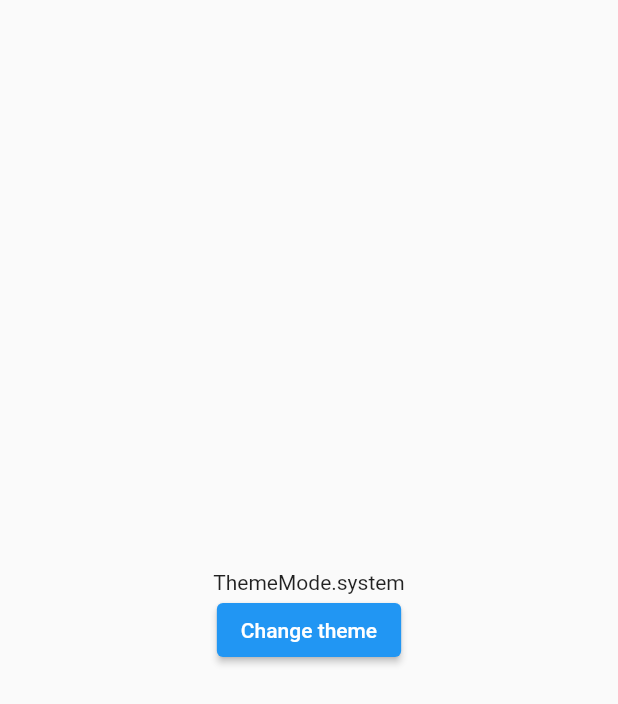
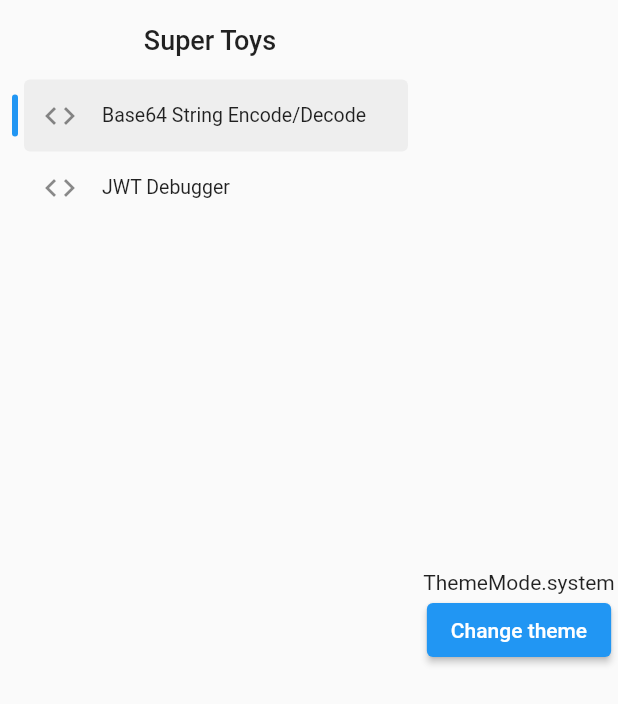
Before and after one commit to xuannghia/SuperToys, a Flutter app: the screen it shows after launch, on a phone screen of 412 x 824 dp. Shown: the top 704 px of the screen. Run offline on Flutter 3.47's test engine with Material 2 defaults, Android fonts, the light colour scheme and no system bars; our stand-ins replace flutter_riverpod, go_router, hive, hive_flutter, hooks_riverpod; accounts and stored records are empty.

Commit message:
feat: implement app sidebar

```diff
--- a/lib/configs/routers.dart
+++ b/lib/configs/routers.dart
@@ -1,5 +1,5 @@
 import 'package:go_router/go_router.dart';
-import 'package:super_toys/modules/home/home_screen.dart';
+import 'package:super_toys/modules/home/home_screen_widget.dart';
 
 class Routers {
   static String home = '/';
--- /dev/null
+++ b/lib/configs/themes/dark_theme.dart
@@ -0,0 +1,12 @@
+import 'package:flutter/material.dart';
+
+ThemeData darkTheme = ThemeData(
+  brightness: Brightness.dark,
+  primarySwatch: Colors.blue,
+  splashFactory: NoSplash.splashFactory,
+  elevatedButtonTheme: ElevatedButtonThemeData(
+    style: ElevatedButton.styleFrom(
+      splashFactory: NoSplash.splashFactory,
+    ),
+  ),
+);
--- /dev/null
+++ b/lib/configs/themes/light_theme.dart
@@ -0,0 +1,11 @@
+import 'package:flutter/material.dart';
+
+ThemeData lightTheme = ThemeData(
+  primarySwatch: Colors.blue,
+  splashFactory: NoSplash.splashFactory,
+  elevatedButtonTheme: ElevatedButtonThemeData(
+    style: ElevatedButton.styleFrom(
+      splashFactory: NoSplash.splashFactory,
+    ),
+  ),
+);
--- a/lib/main.dart
+++ b/lib/main.dart
@@ -3,6 +3,8 @@ import 'package:go_router/go_router.dart';
 import 'package:hive_flutter/adapters.dart';
 import 'package:hooks_riverpod/hooks_riverpod.dart';
 import 'package:super_toys/configs/routers.dart';
+import 'package:super_toys/configs/themes/dark_theme.dart';
+import 'package:super_toys/configs/themes/light_theme.dart';
 import 'package:super_toys/modules/app/app_preferences_keys.dart';
 import 'package:super_toys/modules/app/app_preferences_provider.dart';
 
@@ -35,13 +37,8 @@ class SuperToysAppState extends ConsumerState<SuperToysApp> {
       routerDelegate: _router.routerDelegate,
       title: 'Super Toys',
       themeMode: themeMode,
-      theme: ThemeData(
-        primarySwatch: Colors.blue,
-      ),
-      darkTheme: ThemeData(
-        brightness: Brightness.dark,
-        primarySwatch: Colors.blue,
-      ),
+      theme: lightTheme,
+      darkTheme: darkTheme,
     );
   }
 }
--- a/lib/modules/home/home_screen.dart
+++ /dev/null
@@ -1,45 +0,0 @@
-import 'package:flutter/cupertino.dart';
-import 'package:flutter/material.dart';
-import 'package:flutter_riverpod/flutter_riverpod.dart';
-import 'package:super_toys/modules/app/app_preferences_provider.dart';
-
-class HomeScreen extends ConsumerStatefulWidget {
-  const HomeScreen({Key? key}) : super(key: key);
-
-  @override
-  HomeScreenState createState() => HomeScreenState();
-}
-
-class HomeScreenState extends ConsumerState<HomeScreen> {
-  @override
-  Widget build(BuildContext context) {
-    final themeMode =
-        ref.watch(appPreferencesProvider.select((_) => _.themeMode));
-    final setThemeMode = ref.read(appPreferencesProvider).setThemeMode;
-
-    return Scaffold(
-      body: Container(
-        alignment: Alignment.center,
-        child: Container(
-          alignment: Alignment.center,
-          child: Column(
-            mainAxisAlignment: MainAxisAlignment.center,
-            children: [
-              Text('$themeMode'),
-              ElevatedButton(
-                onPressed: () {
-                  if (themeMode == ThemeMode.dark) {
-                    setThemeMode(ThemeMode.light);
-                  } else {
-                    setThemeMode(ThemeMode.dark);
-                  }
-                },
-                child: const Text('Change theme'),
-              )
-            ],
-          ),
-        ),
-      ),
-    );
-  }
-}
--- /dev/null
+++ b/lib/modules/home/home_screen_widget.dart
@@ -0,0 +1,82 @@
+import 'package:flutter/material.dart';
+import 'package:flutter_riverpod/flutter_riverpod.dart';
+import 'package:super_toys/modules/app/app_preferences_provider.dart';
+import 'package:super_toys/modules/home/sidebar_items.dart';
+import 'package:super_toys/modules/home/sidebar_widget.dart';
+
+class HomeScreen extends ConsumerStatefulWidget {
+  const HomeScreen({Key? key}) : super(key: key);
+
+  @override
+  HomeScreenState createState() => HomeScreenState();
+}
+
+class HomeScreenState extends ConsumerState<HomeScreen> {
+  SidebarType _activeSidebar = SidebarType.base64;
+
+  void _onTap(SidebarItem item) {
+    setState(() {
+      _activeSidebar = item.type;
+    });
+  }
+
+  @override
+  Widget build(BuildContext context) {
+    final themeMode =
+        ref.watch(appPreferencesProvider.select((_) => _.themeMode));
+    final setThemeMode = ref.read(appPreferencesProvider).setThemeMode;
+
+    return Scaffold(
+      body: Row(
+        children: [
+          Container(
+            padding: const EdgeInsets.all(8),
+            width: 280,
+            child: Column(
+              children: [
+                Container(
+                  padding: const EdgeInsets.symmetric(vertical: 8),
+                  margin: const EdgeInsets.only(bottom: 8),
+                  child: const Text(
+                    'Super Toys',
+                    style: TextStyle(fontSize: 18, fontWeight: FontWeight.w500),
+                  ),
+                ),
+                Expanded(
+                  child: Sidebar(
+                    active: _activeSidebar,
+                    onTap: _onTap,
+                  ),
+                )
+              ],
+            ),
+          ),
+          Expanded(
+            child: Container(
+              alignment: Alignment.center,
+              child: Container(
+                alignment: Alignment.center,
+                child: Column(
+                  mainAxisAlignment: MainAxisAlignment.center,
+                  children: [
+                    Text('$themeMode'),
+                    ElevatedButton(
+                      onPressed: () {
+                        if (themeMode == ThemeMode.dark) {
+                          setThemeMode(ThemeMode.light);
+                        } else {
+                          setThemeMode(ThemeMode.dark);
+                        }
+                      },
+                      child: const Text('Change theme'),
+                    )
+                  ],
+                ),
+              ),
+            ),
+          )
+        ],
+      ),
+    );
+  }
+}
--- /dev/null
+++ b/lib/modules/home/sidebar_items.dart
@@ -0,0 +1,37 @@
+import 'package:flutter/material.dart';
+
+enum SidebarType {
+  base64,
+  jwt,
+}
+
+class SidebarItem {
+  SidebarType type;
+  String title;
+  Widget leading;
+
+  SidebarItem({
+    required this.type,
+    required this.title,
+    required this.leading,
+  });
+}
+
+List<SidebarItem> sidebarItems = [
+  SidebarItem(
+    type: SidebarType.base64,
+    title: 'Base64 String Encode/Decode',
+    leading: const Icon(
+      Icons.code,
+      size: 24,
+    ),
+  ),
+  SidebarItem(
+    type: SidebarType.jwt,
+    title: 'JWT Debugger',
+    leading: const Icon(
+      Icons.code,
+      size: 24,
+    ),
+  ),
+];
--- /dev/null
+++ b/lib/modules/home/sidebar_widget.dart
@@ -0,0 +1,47 @@
+import 'package:flutter/material.dart';
+import 'package:super_toys/modules/home/sidebar_items.dart';
+
+class Sidebar extends StatelessWidget {
+  final SidebarType? active;
+  final Function(SidebarItem)? onTap;
+  const Sidebar({Key? key, this.active, this.onTap}) : super(key: key);
+
+  @override
+  Widget build(BuildContext context) {
+    return ListView.builder(
+      itemCount: sidebarItems.length,
+      itemBuilder: (ctx, idx) {
+        SidebarItem item = sidebarItems[idx];
+        bool isActive = item.type == active;
+        return Row(
+          children: [
+            Container(
+              decoration: BoxDecoration(
+                color: isActive ? Colors.blue : Colors.transparent,
+                borderRadius: const BorderRadius.all(Radius.circular(4)),
+              ),
+              width: 4,
+              height: 28,
+              margin: const EdgeInsets.only(right: 4),
+            ),
+            Expanded(
+              child: ListTile(
+                shape: const RoundedRectangleBorder(
+                    borderRadius: BorderRadius.all(Radius.circular(4))),
+                dense: true,
+                tileColor: isActive ? Colors.grey.shade200 : Colors.transparent,
+                horizontalTitleGap: 0,
+                leading: item.leading,
+                title: Text(
+                  item.title,
+                ),
+                contentPadding: const EdgeInsets.symmetric(horizontal: 12),
+                onTap: () => onTap?.call(item),
+              ),
+            )
+          ],
+        );
+      },
+    );
+  }
+}
```
